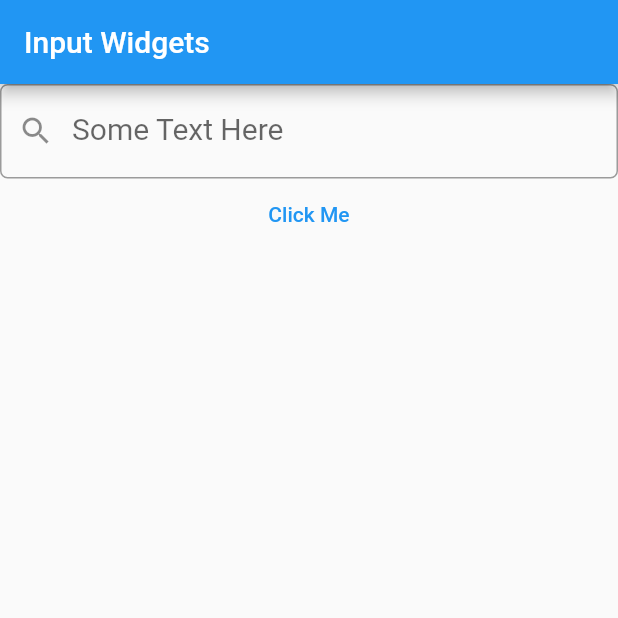
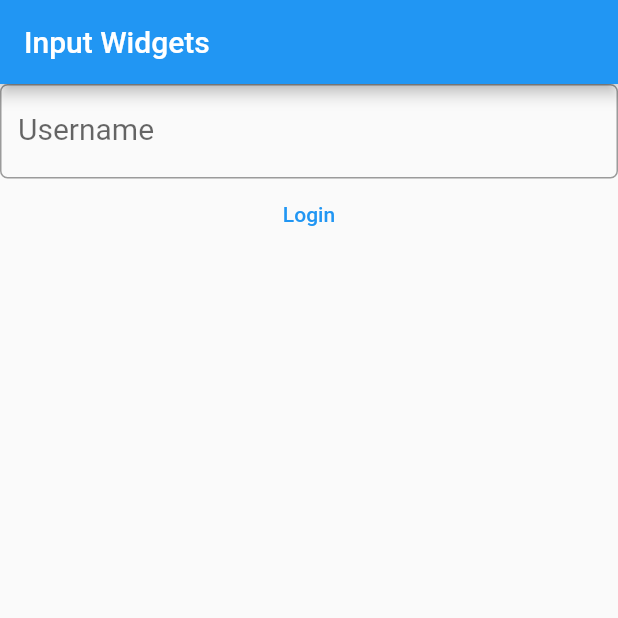
Before and after one commit to abdulwaheed-dev/Flutter-Practice, a Flutter app: the screen it shows after launch, on a phone screen of 412 x 824 dp, the top half of it. Run offline on Flutter 3.47's test engine with Material 2 defaults, Android fonts, the phone set to English and light mode, and no system bars.

Commit message:
loginScreen-Example

```diff
--- a/input_widgets/lib/main.dart
+++ b/input_widgets/lib/main.dart
@@ -47,22 +47,45 @@ class MyHomePage extends StatelessWidget {
           //obscureText: true, //use this to make textField as passwordField.
           style: const TextStyle(fontSize: 20),
           textAlign: TextAlign.center, //change textAlignment
-          maxLines: null, //change to null to make it dynamic
+          //maxLines: null, //change to null to make it dynamic
           //maxLength: 20, //change the maximun input length
           decoration: const InputDecoration(
             //icon: Icon(Icons.search), //icon at starting of textfiled
-            prefixIcon: Icon(Icons.search), //icon inside the textfiled
+            //prefixIcon: Icon(Icons.search), //icon inside the textfiled
             //suffixIcon: Icon(Icons.search), //icon at the end of textfiled
             border:OutlineInputBorder(borderRadius: BorderRadius.all(Radius.circular(5))),
-            labelText: "Some Text Here"
+            labelText: "Username"
           ),
           ),
-          TextButton(onPressed: (){debugPrint("Username: ${userController.text}");}, child: const Text("Click Me"),)
+
+          TextButton(
+            onPressed: ()
+              {
+                //if(userController.text == "Waheed"){
+                  //debugPrint("Username: ${userController.text}");
+                  Navigator.push(context, MaterialPageRoute(builder: (context)=> welcomeScreen(username: userController.text)));
+                //}
+              },
+            child: const Text("Login"),)
           ],
         ),
       ),
       );
   }
 
+}
+
+class welcomeScreen extends StatelessWidget{
+    const welcomeScreen({Key? key, required this.username}) : super(key: key);
+    final String username;
+  @override
+  Widget build(BuildContext context) {
+   return Scaffold(
+    appBar: AppBar(title: const Text("Login Sucessful"),),
+    body: Center(
+      child: Text("Welcome Mr. $username"),
+    ),
+   );
+  }
 
 }
```
